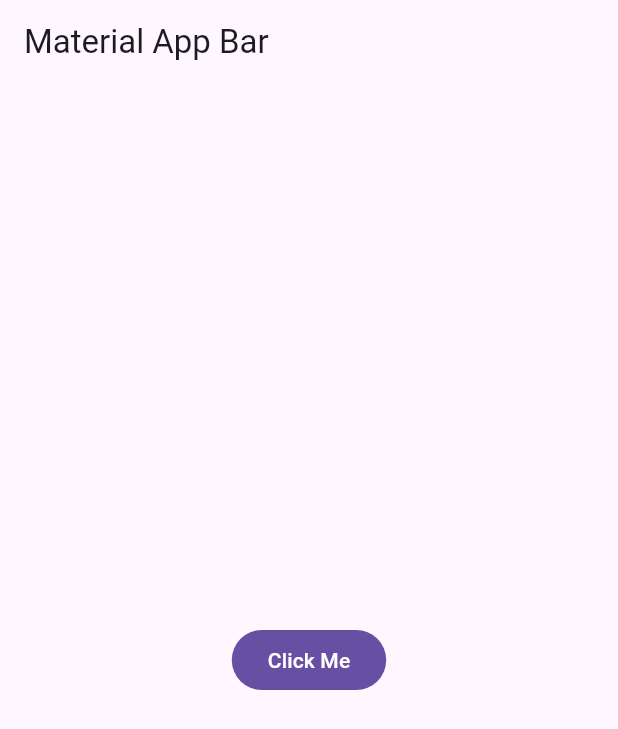
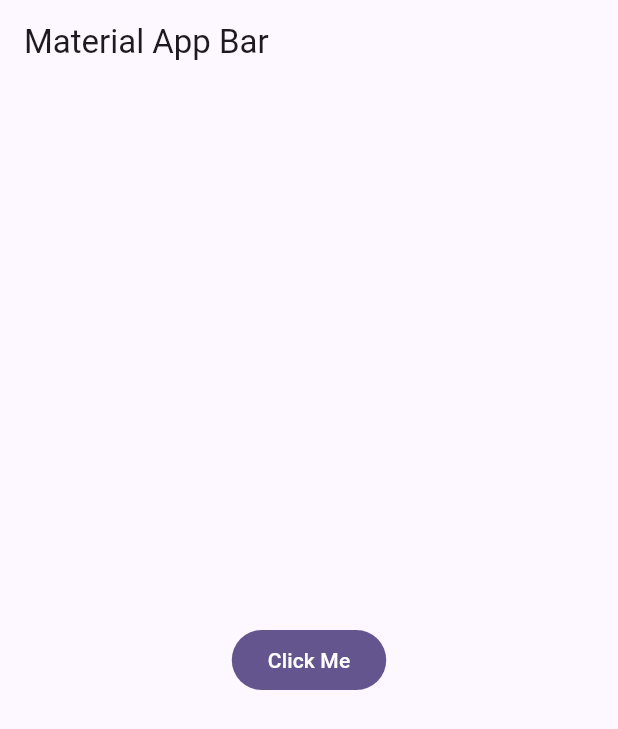
Before and after one commit to mjsb05/yes_no_app, a Flutter app: the screen it shows after launch, on a phone screen of 412 x 824 dp. Shown: the top 729 px of the screen. Run offline on Flutter 3.47's test engine with Material 3 defaults, Android fonts, the phone set to English and light mode, and no system bars.

Commit message:
Theme added

```diff
--- /dev/null
+++ b/lib/config/theme/app_theme.dart
@@ -0,0 +1,26 @@
+import 'package:flutter/material.dart';
+
+const Color _customColor = Color(0xFF6200EE);
+
+const List<Color> _colorTheme = [
+  _customColor,
+  Colors.blue,
+  Colors.pink,
+  Colors.green,
+  Colors.yellow,
+  Colors.orange,
+  Colors.teal,
+];
+
+class AppTheme {
+  final int selectedColor;
+
+  AppTheme({this.selectedColor = 0})
+      : assert(selectedColor >= 0 && selectedColor <= _colorTheme.length - 1,
+            'Color must be  between 0 and ${_colorTheme.length}');
+
+  ThemeData theme() {
+    return ThemeData(
+        useMaterial3: true, colorSchemeSeed: _colorTheme[selectedColor]);
+  }
+}
--- a/lib/main.dart
+++ b/lib/main.dart
@@ -1,4 +1,5 @@
 import 'package:flutter/material.dart';
+import 'package:yes_no_app/config/theme/app_theme.dart';
 
 void main() => runApp(const MyApp());
 
@@ -9,7 +10,7 @@ class MyApp extends StatelessWidget {
   Widget build(BuildContext context) {
     return MaterialApp(
       title: 'yesNo App',
-      //theme: AppTheme().theme,
+      theme: AppTheme().theme(),
       debugShowCheckedModeBanner: false,
       home: Scaffold(
         appBar: AppBar(
```
